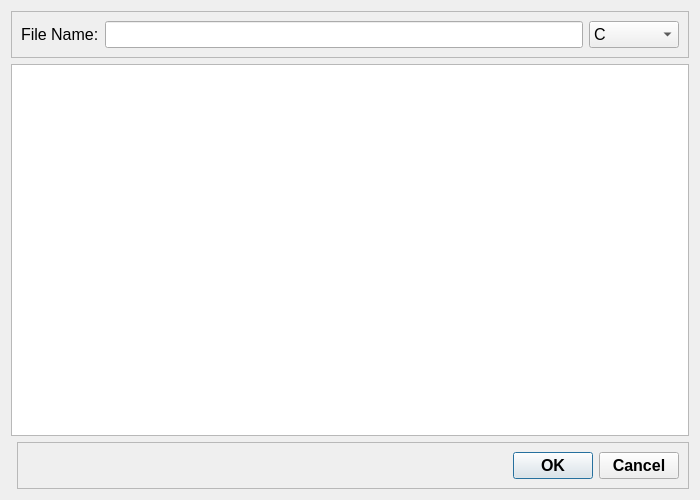
Old version of the form EditWindow.ui in the repository carlbeech/OpenSongViewer.
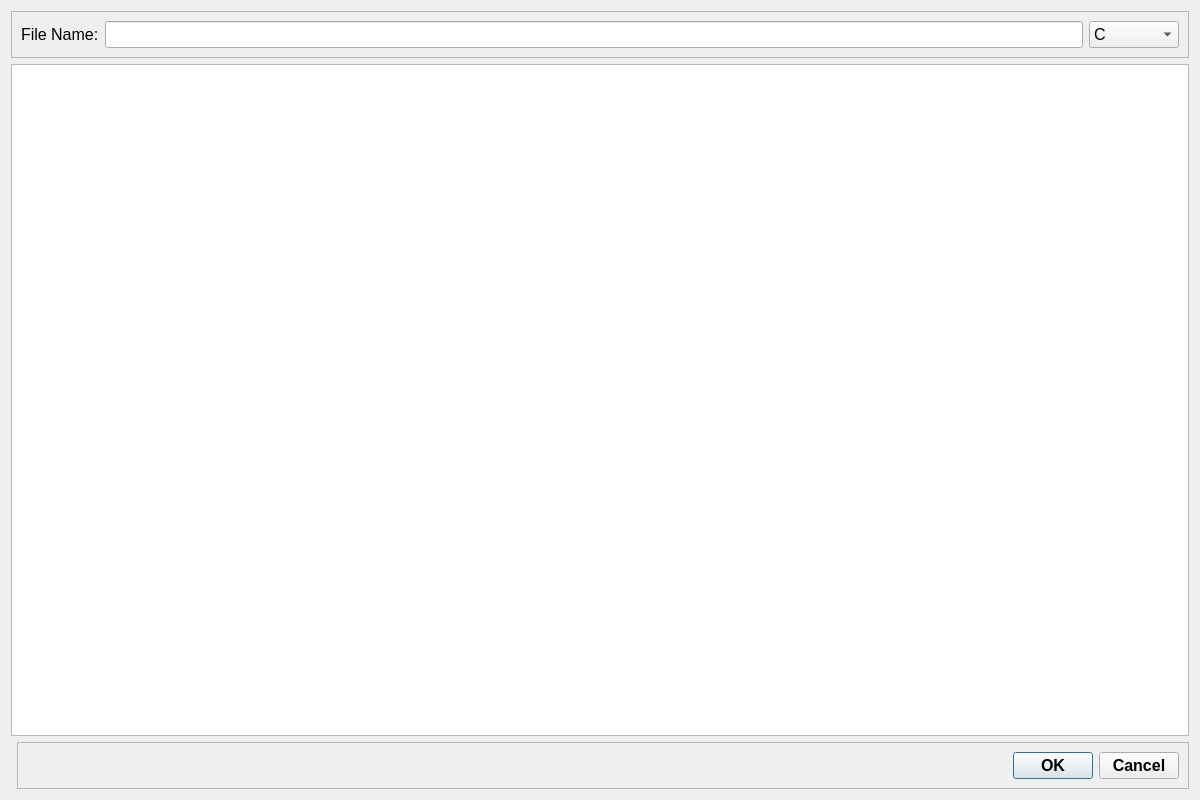
New version of the form.

Commit message: Version 0.2 * Added browse button to preferences dialog * Code cleanup * Updated to work on linux environment * Preferences data structure uses dictionary rather than array - auto converts preferences file.

Patch:
```diff
--- a/EditWindow.ui
+++ b/EditWindow.ui
@@ -6,8 +6,8 @@
    <rect>
     <x>0</x>
     <y>0</y>
-    <width>700</width>
-    <height>500</height>
+    <width>1200</width>
+    <height>800</height>
    </rect>
   </property>
   <property name="windowTitle">
```
The commit also changes 6 other files.
